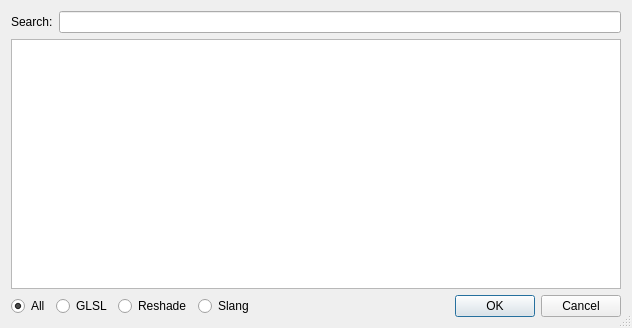
Qt form src/duckstation-qt/postprocessingselectshaderdialog.ui (stenzek/duckstation) before a commit.
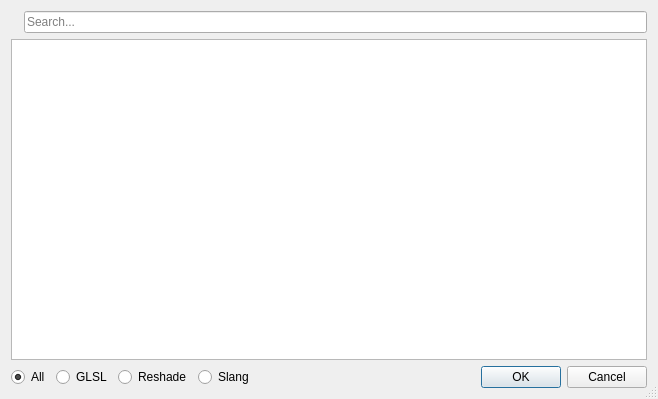
The same form after that commit.

Commit message:
Qt: Improve shader add dialog
- Use icon instead of text.
- Fix duplicated subdirectory nodes.
- Collapse single item nodes.
- Add on double-click.

```diff
--- a/src/duckstation-qt/postprocessingselectshaderdialog.ui
+++ b/src/duckstation-qt/postprocessingselectshaderdialog.ui
@@ -6,8 +6,8 @@
    <rect>
     <x>0</x>
     <y>0</y>
-    <width>632</width>
-    <height>328</height>
+    <width>658</width>
+    <height>399</height>
    </rect>
   </property>
   <property name="windowTitle">
@@ -25,12 +25,16 @@
      <item>
       <widget class="QLabel" name="label">
        <property name="text">
-        <string>Search:</string>
+        <string/>
        </property>
       </widget>
      </item>
      <item>
-      <widget class="QLineEdit" name="search"/>
+      <widget class="QLineEdit" name="search">
+       <property name="placeholderText">
+        <string>Search...</string>
+       </property>
+      </widget>
      </item>
     </layout>
    </item>
```
Left out of the diff: 2 changed lines with no effect on the pictures. The commit also changes 2 other files.
